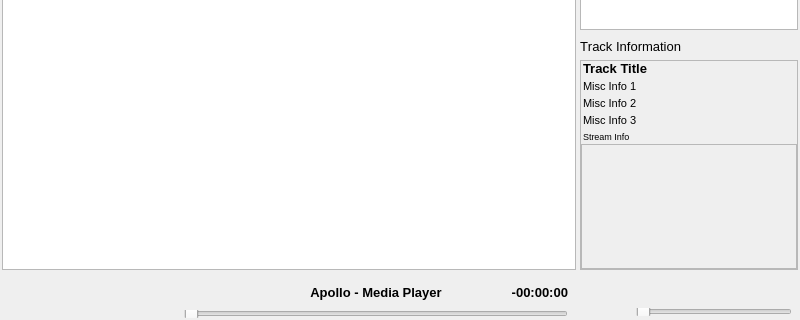
OmmarShaikh01/Apollo, file apollo/layout/mainwindow.ui: the form before one commit; both pictures show x 0 to 800 and y 280 to 600 of the 800 by 600 pixel window.
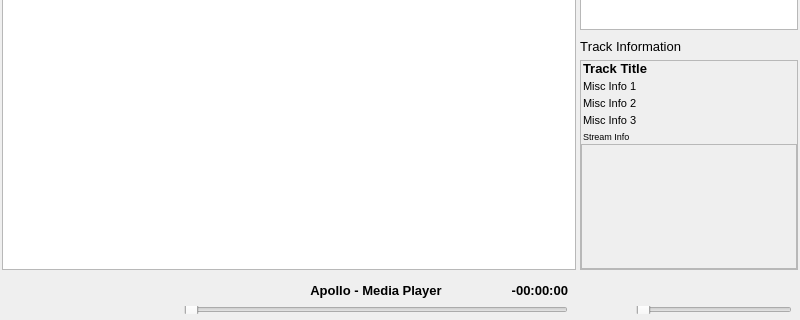
The form after the commit.

```diff
--- a/apollo/layout/mainwindow.ui
+++ b/apollo/layout/mainwindow.ui
@@ -578,12 +578,9 @@
            <number>4</number>
           </property>
           <property name="bottomMargin">
-           <number>2</number>
+           <number>6</number>
           </property>
-          <property name="horizontalSpacing">
-           <number>4</number>
-          </property>
-          <property name="verticalSpacing">
+          <property name="spacing">
            <number>2</number>
           </property>
           <item row="1" column="0" colspan="2">
@@ -779,7 +776,7 @@
            <number>8</number>
           </property>
           <property name="bottomMargin">
-           <number>2</number>
+           <number>6</number>
           </property>
           <property name="spacing">
            <number>4</number>
```
Left out of the diff: 162 changed lines with no effect on the pictures.
